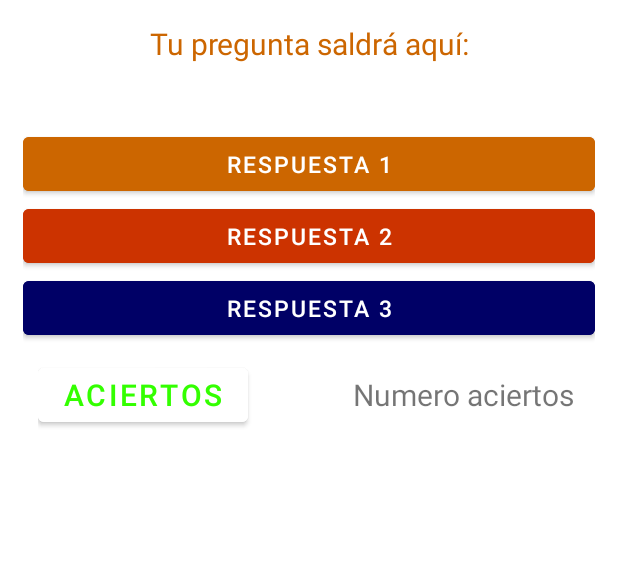
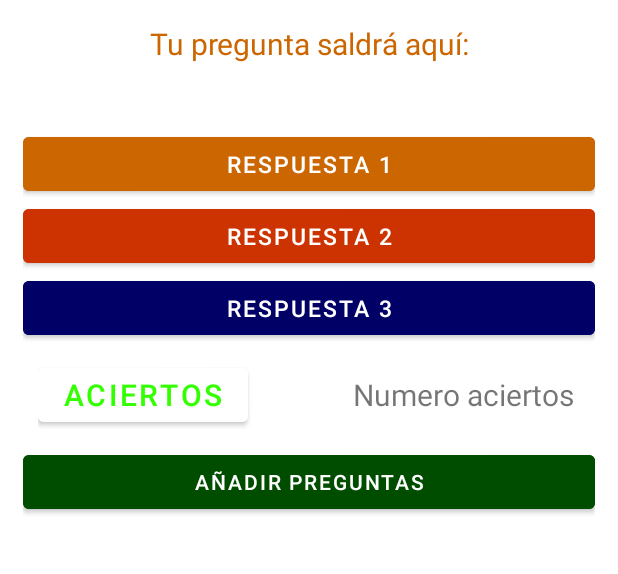
Before and after one commit to juandifs00/Practicas_Android_Studio, an Android app: the screen it shows after launch (MainActivity), on a phone screen of 412 x 824 dp, the part 602-1176 px from its top. Run offline under Robolectric (Android 15) with nearby library versions, the light colour scheme and no system bars.

```diff
--- a/AppPreguntasSQLite/app/src/main/java/com/example/apppreguntassqlite/MainActivity.java
+++ b/AppPreguntasSQLite/app/src/main/java/com/example/apppreguntassqlite/MainActivity.java
@@ -4,6 +4,7 @@ import androidx.appcompat.app.AppCompatActivity;
 import androidx.core.content.ContextCompat;
 
 import android.content.Context;
+import android.content.Intent;
 import android.content.res.ColorStateList;
 import android.graphics.Color;
 import android.os.Bundle;
@@ -18,7 +19,7 @@ import java.util.Random;
 public class MainActivity extends AppCompatActivity {
     Button btnP1, btnP2, btnP3, btnP4, btnP5, btnP6, btnP7,
             btnP8, btnP9, btnP10, btnP11, btnP12, btnP13, btnP14,
-            btnP15, btnP16, btnP17, btnP18, btnP19, btnP20, btnR1, btnR2, btnR3;
+            btnP15, btnP16, btnP17, btnP18, btnP19, btnP20, btnR1, btnR2, btnR3, btnAddPreguntas;
 
     TextView tvPuntaje, tvPreguntas, tvAciertos;
 
@@ -197,6 +198,14 @@ public class MainActivity extends AppCompatActivity {
                 Habilitar(false);
             }
         });
+
+        btnAddPreguntas.setOnClickListener(new View.OnClickListener() {
+            @Override
+            public void onClick(View view) {
+                Intent AddPreguntas = new Intent(getApplicationContext(), PPreguntas.class);
+                startActivity(AddPreguntas);
+            }
+        });
     }
 
     public void MostrarPregunta(Button NP) {
@@ -265,5 +274,7 @@ public class MainActivity extends AppCompatActivity {
         tvPuntaje = findViewById(R.id.tvPuntaje);
         tvPreguntas = findViewById(R.id.tvPreguntas);
         tvAciertos = findViewById(R.id.tvAciertos);
+
+        btnAddPreguntas = findViewById(R.id.btnAddPreguntas);
     }
 }
--- a/AppPreguntasSQLite/app/src/main/res/layout/activity_main.xml
+++ b/AppPreguntasSQLite/app/src/main/res/layout/activity_main.xml
@@ -296,4 +296,18 @@
 
     </LinearLayout>
 
+    <LinearLayout
+        android:layout_width="match_parent"
+        android:layout_height="wrap_content">
+
+        <Button
+            android:layout_width="match_parent"
+            android:layout_height="wrap_content"
+            android:text="Añadir Preguntas"
+            android:id="@+id/btnAddPreguntas"
+            android:backgroundTint="@color/añadir"
+            ></Button>
+
+    </LinearLayout>
+
 </LinearLayout>
```
Also changed, not shown: AppPreguntasSQLite/app/src/main/AndroidManifest.xml (+7 -0 lines), AppPreguntasSQLite/app/src/main/java/com/example/apppreguntassqlite/DBHelper.java (added, +26 -0 lines), AppPreguntasSQLite/app/src/main/java/com/example/apppreguntassqlite/PPreguntas.java (added, +79 -0 lines).
